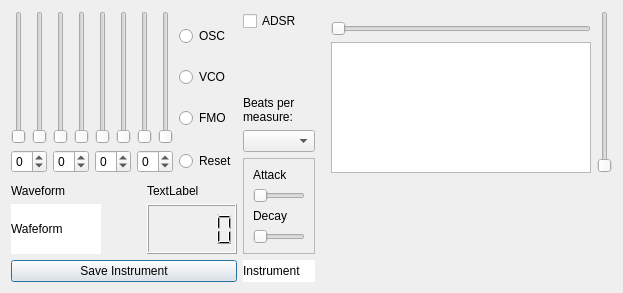
First picture: the form in OceanGUI/spectrum_dialog_class.ui, repository uglasmeyer/ocean, before the edit.
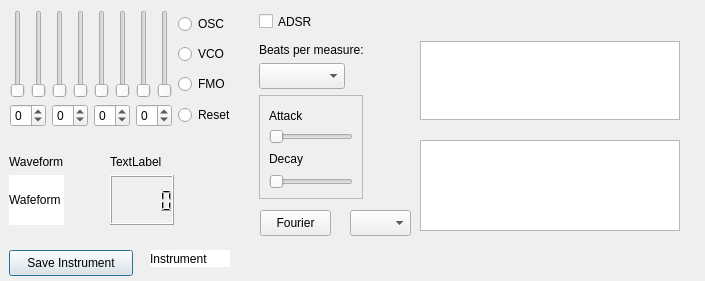
Second picture: the form after the edit.

Patch:
```diff
--- a/OceanGUI/spectrum_dialog_class.ui
+++ b/OceanGUI/spectrum_dialog_class.ui
@@ -6,530 +6,58 @@
    <rect>
     <x>0</x>
     <y>0</y>
-    <width>588</width>
-    <height>293</height>
+    <width>705</width>
+    <height>281</height>
    </rect>
   </property>
-  <property name="palette">
-   <palette>
-    <active>
-     <colorrole role="WindowText">
-      <brush brushstyle="SolidPattern">
-       <color alpha="255">
-        <red>0</red>
-        <green>0</green>
-        <blue>0</blue>
-       </color>
-      </brush>
-     </colorrole>
-     <colorrole role="Button">
-      <brush brushstyle="SolidPattern">
-       <color alpha="255">
-        <red>153</red>
-        <green>193</green>
-        <blue>241</blue>
-       </color>
-      </brush>
-     </colorrole>
-     <colorrole role="Light">
-      <brush brushstyle="SolidPattern">
-       <color alpha="255">
-        <red>255</red>
-        <green>255</green>
-        <blue>255</blue>
-       </color>
-      </brush>
-     </colorrole>
-     <colorrole role="Midlight">
-      <brush brushstyle="SolidPattern">
-       <color alpha="255">
-        <red>204</red>
-        <green>224</green>
-        <blue>248</blue>
-       </color>
-      </brush>
-     </colorrole>
-     <colorrole role="Dark">
-      <brush brushstyle="SolidPattern">
-       <color alpha="255">
-        <red>76</red>
-        <green>96</green>
-        <blue>120</blue>
-       </color>
-      </brush>
-     </colorrole>
-     <colorrole role="Mid">
-      <brush brushstyle="SolidPattern">
-       <color alpha="255">
-        <red>102</red>
-        <green>129</green>
-        <blue>161</blue>
-       </color>
-      </brush>
-     </colorrole>
-     <colorrole role="Text">
-      <brush brushstyle="SolidPattern">
-       <color alpha="255">
-        <red>0</red>
-        <green>0</green>
-        <blue>0</blue>
-       </color>
-      </brush>
-     </colorrole>
-     <colorrole role="BrightText">
-      <brush brushstyle="SolidPattern">
-       <color alpha="255">
-        <red>255</red>
-        <green>255</green>
-        <blue>255</blue>
-       </color>
-      </brush>
-     </colorrole>
-     <colorrole role="ButtonText">
-      <brush brushstyle="SolidPattern">
-       <color alpha="255">
-        <red>0</red>
-        <green>0</green>
-        <blue>0</blue>
-       </color>
-      </brush>
-     </colorrole>
-     <colorrole role="Base">
-      <brush brushstyle="SolidPattern">
-       <color alpha="255">
-        <red>255</red>
-        <green>255</green>
-        <blue>255</blue>
-       </color>
-      </brush>
-     </colorrole>
-     <colorrole role="Window">
-      <brush brushstyle="SolidPattern">
-       <color alpha="255">
-        <red>153</red>
-        <green>193</green>
-        <blue>241</blue>
-       </color>
-      </brush>
-     </colorrole>
-     <colorrole role="Shadow">
-      <brush brushstyle="SolidPattern">
-       <color alpha="255">
-        <red>0</red>
-        <green>0</green>
-        <blue>0</blue>
-       </color>
-      </brush>
-     </colorrole>
-     <colorrole role="AlternateBase">
-      <brush brushstyle="SolidPattern">
-       <color alpha="255">
-        <red>204</red>
-        <green>224</green>
-        <blue>248</blue>
-       </color>
-      </brush>
-     </colorrole>
-     <colorrole role="ToolTipBase">
-      <brush brushstyle="SolidPattern">
-       <color alpha="255">
-        <red>255</red>
-        <green>255</green>
-        <blue>220</blue>
-       </color>
-      </brush>
-     </colorrole>
-     <colorrole role="ToolTipText">
-      <brush brushstyle="SolidPattern">
-       <color alpha="255">
-        <red>0</red>
-        <green>0</green>
-        <blue>0</blue>
-       </color>
-      </brush>
-     </colorrole>
-     <colorrole role="PlaceholderText">
-      <brush brushstyle="SolidPattern">
-       <color alpha="127">
-        <red>0</red>
-        <green>0</green>
-        <blue>0</blue>
-       </color>
-      </brush>
-     </colorrole>
-    </active>
-    <inactive>
-     <colorrole role="WindowText">
-      <brush brushstyle="SolidPattern">
-       <color alpha="255">
-        <red>0</red>
-        <green>0</green>
-        <blue>0</blue>
-       </color>
-      </brush>
-     </colorrole>
-     <colorrole role="Button">
-      <brush brushstyle="SolidPattern">
-       <color alpha="255">
-        <red>239</red>
-        <green>239</green>
-        <blue>239</blue>
-       </color>
-      </brush>
-     </colorrole>
-     <colorrole role="Light">
-      <brush brushstyle="SolidPattern">
-       <color alpha="255">
-        <red>255</red>
-        <green>255</green>
-        <blue>255</blue>
-       </color>
-      </brush>
-     </colorrole>
-     <colorrole role="Midlight">
-      <brush brushstyle="SolidPattern">
-       <color alpha="255">
-        <red>202</red>
-        <green>202</green>
-        <blue>202</blue>
-       </color>
-      </brush>
-     </colorrole>
-     <colorrole role="Dark">
-      <brush brushstyle="SolidPattern">
-       <color alpha="255">
-        <red>159</red>
-        <green>159</green>
-        <blue>159</blue>
-       </color>
-      </brush>
-     </colorrole>
-     <colorrole role="Mid">
-      <brush brushstyle="SolidPattern">
-       <color alpha="255">
-        <red>184</red>
-        <green>184</green>
-        <blue>184</blue>
-       </color>
-      </brush>
-     </colorrole>
-     <colorrole role="Text">
-      <brush brushstyle="SolidPattern">
-       <color alpha="255">
-        <red>0</red>
-        <green>0</green>
-        <blue>0</blue>
-       </color>
-      </brush>
-     </colorrole>
-     <colorrole role="BrightText">
-      <brush brushstyle="SolidPattern">
-       <color alpha="255">
-        <red>255</red>
-        <green>255</green>
-        <blue>255</blue>
-       </color>
-      </brush>
-     </colorrole>
-     <colorrole role="ButtonText">
-      <brush brushstyle="SolidPattern">
-       <color alpha="255">
-        <red>0</red>
-        <green>0</green>
-        <blue>0</blue>
-       </color>
-      </brush>
-     </colorrole>
-     <colorrole role="Base">
-      <brush brushstyle="SolidPattern">
-       <color alpha="255">
-        <red>255</red>
-        <green>255</green>
-        <blue>255</blue>
-       </color>
-      </brush>
-     </colorrole>
-     <colorrole role="Window">
-      <brush brushstyle="SolidPattern">
-       <color alpha="255">
-        <red>239</red>
-        <green>239</green>
-        <blue>239</blue>
-       </color>
-      </brush>
-     </colorrole>
-     <colorrole role="Shadow">
-      <brush brushstyle="SolidPattern">
-       <color alpha="255">
-        <red>118</red>
-        <green>118</green>
-        <blue>118</blue>
-       </color>
-      </brush>
-     </colorrole>
-     <colorrole role="AlternateBase">
-      <brush brushstyle="SolidPattern">
-       <color alpha="255">
-        <red>247</red>
-        <green>247</green>
-        <blue>247</blue>
-       </color>
-      </brush>
-     </colorrole>
-     <colorrole role="ToolTipBase">
-      <brush brushstyle="SolidPattern">
-       <color alpha="255">
-        <red>255</red>
-        <green>255</green>
-        <blue>220</blue>
-       </color>
-      </brush>
-     </colorrole>
-     <colorrole role="ToolTipText">
-      <brush brushstyle="SolidPattern">
-       <color alpha="255">
-        <red>0</red>
-        <green>0</green>
-        <blue>0</blue>
-       </color>
-      </brush>
-     </colorrole>
-     <colorrole role="PlaceholderText">
-      <brush brushstyle="SolidPattern">
-       <color alpha="128">
-        <red>0</red>
-        <green>0</green>
-        <blue>0</blue>
-       </color>
-      </brush>
-     </colorrole>
-    </inactive>
-    <disabled>
-     <colorrole role="WindowText">
-      <brush brushstyle="SolidPattern">
-       <color alpha="255">
-        <red>76</red>
-        <green>96</green>
-        <blue>120</blue>
-       </color>
-      </brush>
-     </colorrole>
-     <colorrole role="Button">
-      <brush brushstyle="SolidPattern">
-       <color alpha="255">
-        <red>153</red>
-        <green>193</green>
-        <blue>241</blue>
-       </color>
-      </brush>
-     </colorrole>
-     <colorrole role="Light">
-      <brush brushstyle="SolidPattern">
-       <color alpha="255">
-        <red>255</red>
-        <green>255</green>
-        <blue>255</blue>
-       </color>
-      </brush>
-     </colorrole>
-     <colorrole role="Midlight">
-      <brush brushstyle="SolidPattern">
-       <color alpha="255">
-        <red>204</red>
-        <green>224</green>
-        <blue>248</blue>
-       </color>
-      </brush>
-     </colorrole>
-     <colorrole role="Dark">
-      <brush brushstyle="SolidPattern">
-       <color alpha="255">
-        <red>76</red>
-        <green>96</green>
-        <blue>120</blue>
-       </color>
-      </brush>
-     </colorrole>
-     <colorrole role="Mid">
-      <brush brushstyle="SolidPattern">
-       <color alpha="255">
-        <red>102</red>
-        <green>129</green>
-        <blue>161</blue>
-       </color>
-      </brush>
-     </colorrole>
-     <colorrole role="Text">
-      <brush brushstyle="SolidPattern">
-       <color alpha="255">
-        <red>76</red>
-        <green>96</green>
-        <blue>120</blue>
-       </color>
-      </brush>
-     </colorrole>
-     <colorrole role="BrightText">
-      <brush brushstyle="SolidPattern">
-       <color alpha="255">
-        <red>255</red>
-        <green>255</green>
-        <blue>255</blue>
-       </color>
-      </brush>
-     </colorrole>
-     <colorrole role="ButtonText">
-      <brush brushstyle="SolidPattern">
-       <color alpha="255">
-        <red>76</red>
-        <green>96</green>
-        <blue>120</blue>
-       </color>
-      </brush>
-     </colorrole>
-     <colorrole role="Base">
-      <brush brushstyle="SolidPattern">
-       <color alpha="255">
-        <red>153</red>
-        <green>193</green>
-        <blue>241</blue>
-       </color>
-      </brush>
-     </colorrole>
-     <colorrole role="Window">
-      <brush brushstyle="SolidPattern">
-       <color alpha="255">
-        <red>153</red>
-        <green>193</green>
-        <blue>241</blue>
-       </color>
-      </brush>
-     </colorrole>
-     <colorrole role="Shadow">
-      <brush brushstyle="SolidPattern">
-       <color alpha="255">
-        <red>177</red>
-        <green>177</green>
-        <blue>177</blue>
-       </color>
-      </brush>
-     </colorrole>
-     <colorrole role="AlternateBase">
-      <brush brushstyle="SolidPattern">
-       <color alpha="255">
-        <red>247</red>
-        <green>247</green>
-        <blue>247</blue>
-       </color>
-      </brush>
-     </colorrole>
-     <colorrole role="ToolTipBase">
-      <brush brushstyle="SolidPattern">
-       <color alpha="255">
-        <red>255</red>
-        <green>255</green>
-        <blue>220</blue>
-       </color>
-      </brush>
-     </colorrole>
-     <colorrole role="ToolTipText">
-      <brush brushstyle="SolidPattern">
-       <color alpha="255">
-        <red>0</red>
-        <green>0</green>
-        <blue>0</blue>
-       </color>
-      </brush>
-     </colorrole>
-     <colorrole role="PlaceholderText">
-      <brush brushstyle="SolidPattern">
-       <color alpha="128">
-        <red>0</red>
-        <green>0</green>
-        <blue>0</blue>
-       </color>
-      </brush>
-     </colorrole>
-    </disabled>
-   </palette>
+  <property name="sizePolicy">
+   <sizepolicy hsizetype="Fixed" vsizetype="Fixed">
+    <horstretch>0</horstretch>
+    <verstretch>0</verstretch>
+   </sizepolicy>
   </property>
   <property name="windowTitle">
    <string>Spectrum</string>
   </property>
-  <layout class="QGridLayout" name="gridLayout_4">
-   <item row="0" column="1" rowspan="2">
-    <layout class="QVBoxLayout" name="verticalLayout_2">
-     <item>
-      <widget class="QCheckBox" name="cb_adsr">
-       <property name="text">
-        <string>ADSR</string>
-       </property>
-      </widget>
-     </item>
-     <item>
-      <widget class="QLabel" name="label_3">
+  <widget class="QPushButton" name="pB_save_spectrum">
+   <property name="geometry">
+    <rect>
+     <x>9</x>
+     <y>250</y>
+     <width>124</width>
+     <height>26</height>
+    </rect>
+   </property>
        <property name="text">
-        <string>Beats per measure:</string>
-       </property>
-       <property name="alignment">
-        <set>Qt::AlignmentFlag::AlignBottom|Qt::AlignmentFlag::AlignLeading|Qt::AlignmentFlag::AlignLeft</set>
-       </property>
-       <property name="wordWrap">
-        <bool>true</bool>
-       </property>
-      </widget>
-     </item>
-     <item>
-      <widget class="QComboBox" name="cb_bps"/>
-     </item>
-     <item>
-      <widget class="QFrame" name="frame_2">
-       <property name="frameShape">
-        <enum>QFrame::Shape::StyledPanel</enum>
-       </property>
-       <property name="frameShadow">
-        <enum>QFrame::Shadow::Raised</enum>
-       </property>
-       <layout class="QVBoxLayout" name="verticalLayout">
-        <item>
-         <widget class="QLabel" name="label_2">
+    <string>Save Instrument</string>
+   </property>
+  </widget>
+  <widget class="QLabel" name="lbl_instrument">
+   <property name="geometry">
+    <rect>
+     <x>150</x>
+     <y>250</y>
+     <width>80</width>
+     <height>17</height>
+    </rect>
+   </property>
+   <property name="styleSheet">
+    <string notr="true">background-color: rgb(255, 255, 255);
+font: 700 11pt &quot;Ubuntu&quot;;</string>
+   </property>
           <property name="text">
-           <string>Attack</string>
-          </property>
-          <property name="alignment">
-           <set>Qt::AlignmentFlag::AlignBottom|Qt::AlignmentFlag::AlignLeading|Qt::AlignmentFlag::AlignLeft</set>
-          </property>
-         </widget>
-        </item>
-        <item>
-         <widget class="QSlider" name="hs_attack">
-          <property name="orientation">
-           <enum>Qt::Orientation::Horizontal</enum>
-          </property>
-         </widget>
-        </item>
-        <item>
-         <widget class="QLabel" name="label_5">
-          <property name="text">
-           <string>Decay</string>
-          </property>
-         </widget>
-        </item>
-        <item>
-         <widget class="QSlider" name="hs_decay">
-          <property name="maximum">
-           <number>100</number>
-          </property>
-          <property name="orientation">
-           <enum>Qt::Orientation::Horizontal</enum>
-          </property>
-         </widget>
-        </item>
-       </layout>
-      </widget>
-     </item>
-    </layout>
-   </item>
-   <item row="1" column="0">
+    <string>Instrument</string>
+   </property>
+  </widget>
+  <widget class="QWidget" name="layoutWidget">
+   <property name="geometry">
+    <rect>
+     <x>9</x>
+     <y>150</y>
+     <width>192</width>
+     <height>99</height>
+    </rect>
+   </property>
     <layout class="QGridLayout" name="gridLayout_2">
      <property name="sizeConstraint">
       <enum>QLayout::SizeConstraint::SetFixedSize</enum>
@@ -1046,63 +574,23 @@
       </widget>
      </item>
     </layout>
-   </item>
-   <item row="2" column="0">
-    <widget class="QPushButton" name="pB_save_spectrum">
-     <property name="text">
-      <string>Save Instrument</string>
-     </property>
-    </widget>
-   </item>
-   <item row="2" column="1">
-    <widget class="QLabel" name="lbl_instrument">
-     <property name="styleSheet">
-      <string notr="true">background-color: rgb(255, 255, 255);
-font: 700 11pt &quot;Ubuntu&quot;;</string>
-     </property>
-     <property name="text">
-      <string>Instrument</string>
-     </property>
-    </widget>
-   </item>
-   <item row="0" column="2">
-    <layout class="QGridLayout" name="gridLayout_5">
-     <property name="sizeConstraint">
-      <enum>QLayout::SizeConstraint::SetFixedSize</enum>
-     </property>
+  </widget>
+  <widget class="QWidget" name="layoutWidget">
+   <property name="geometry">
+    <rect>
+     <x>0</x>
+     <y>0</y>
+     <width>252</width>
+     <height>127</height>
+    </rect>
+   </property>
+   <layout class="QGridLayout" name="DialoggridLayout">
      <property name="leftMargin">
       <number>10</number>
      </property>
      <property name="topMargin">
       <number>10</number>
      </property>
-     <item row="1" column="0">
-      <widget class="QGraphicsView" name="graphicsView">
-       <property name="sizePolicy">
-        <sizepolicy hsizetype="Fixed" vsizetype="Fixed">
-         <horstretch>0</horstretch>
-         <verstretch>0</verstretch>
-        </sizepolicy>
-       </property>
-       <property name="minimumSize">
-        <size>
-         <width>260</width>
-         <height>128</height>
-        </size>
-       </property>
-      </widget>
-     </item>
-     <item row="0" column="0">
-      <widget class="QSlider" name="horizontalSlider">
-       <property name="orientation">
-        <enum>Qt::Orientation::Horizontal</enum>
-       </property>
-      </widget>
-     </item>
-    </layout>
-   </item>
-   <item row="0" column="0">
-    <layout class="QGridLayout" name="gridLayout">
      <item row="1" column="1">
       <widget class="QSpinBox" name="sb_spwf2">
        <property name="wrapping">
@@ -1215,37 +703,6 @@
        </item>
       </layout>
      </item>
-     <item row="0" column="0">
-      <layout class="QHBoxLayout" name="horizontalLayout">
-       <item>
-        <layout class="QHBoxLayout" name="horizontalLayout_2">
-         <item>
-          <widget class="QSlider" name="fS_1">
-           <property name="minimum">
-            <number>0</number>
-           </property>
-           <property name="maximum">
-            <number>50</number>
-           </property>
-           <property name="orientation">
-            <enum>Qt::Orientation::Vertical</enum>
-           </property>
-          </widget>
-         </item>
-         <item>
-          <widget class="QSlider" name="vS_2">
-           <property name="maximum">
-            <number>100</number>
-           </property>
-           <property name="orientation">
-            <enum>Qt::Orientation::Vertical</enum>
-           </property>
-          </widget>
-         </item>
-        </layout>
-       </item>
-      </layout>
-     </item>
      <item row="0" column="4">
       <layout class="QHBoxLayout" name="horizontalLayout_4">
        <item>
@@ -1305,16 +762,202 @@
        </property>
       </widget>
      </item>
-    </layout>
-   </item>
-   <item row="0" column="4">
-    <widget class="QSlider" name="verticalSlider">
+    <item row="0" column="0">
+     <layout class="QHBoxLayout" name="horizontalLayout_2">
+      <item>
+       <widget class="QSlider" name="fS_1">
+        <property name="minimum">
+         <number>0</number>
+        </property>
+        <property name="maximum">
+         <number>50</number>
+        </property>
+        <property name="orientation">
+         <enum>Qt::Orientation::Vertical</enum>
+        </property>
+       </widget>
+      </item>
+      <item>
+       <widget class="QSlider" name="vS_2">
+        <property name="maximum">
+         <number>100</number>
+        </property>
      <property name="orientation">
       <enum>Qt::Orientation::Vertical</enum>
      </property>
     </widget>
    </item>
   </layout>
+    </item>
+   </layout>
+  </widget>
+  <widget class="QLabel" name="label_3">
+   <property name="geometry">
+    <rect>
+     <x>259</x>
+     <y>39</y>
+     <width>129</width>
+     <height>18</height>
+    </rect>
+   </property>
+   <property name="text">
+    <string>Beats per measure:</string>
+   </property>
+   <property name="alignment">
+    <set>Qt::AlignmentFlag::AlignBottom|Qt::AlignmentFlag::AlignLeading|Qt::AlignmentFlag::AlignLeft</set>
+   </property>
+   <property name="wordWrap">
+    <bool>true</bool>
+   </property>
+  </widget>
+  <widget class="QFrame" name="frame_2">
+   <property name="geometry">
+    <rect>
+     <x>259</x>
+     <y>95</y>
+     <width>104</width>
+     <height>104</height>
+    </rect>
+   </property>
+   <property name="frameShape">
+    <enum>QFrame::Shape::StyledPanel</enum>
+   </property>
+   <property name="frameShadow">
+    <enum>QFrame::Shadow::Raised</enum>
+   </property>
+   <layout class="QVBoxLayout" name="verticalLayout">
+    <item>
+     <widget class="QLabel" name="label_2">
+      <property name="text">
+       <string>Attack</string>
+      </property>
+      <property name="alignment">
+       <set>Qt::AlignmentFlag::AlignBottom|Qt::AlignmentFlag::AlignLeading|Qt::AlignmentFlag::AlignLeft</set>
+      </property>
+     </widget>
+    </item>
+    <item>
+     <widget class="QSlider" name="hs_attack">
+      <property name="orientation">
+       <enum>Qt::Orientation::Horizontal</enum>
+      </property>
+     </widget>
+    </item>
+    <item>
+     <widget class="QLabel" name="label_5">
+      <property name="text">
+       <string>Decay</string>
+      </property>
+     </widget>
+    </item>
+    <item>
+     <widget class="QSlider" name="hs_decay">
+      <property name="maximum">
+       <number>100</number>
+      </property>
+      <property name="orientation">
+       <enum>Qt::Orientation::Horizontal</enum>
+      </property>
+     </widget>
+    </item>
+   </layout>
+  </widget>
+  <widget class="QComboBox" name="cb_bps">
+   <property name="geometry">
+    <rect>
+     <x>259</x>
+     <y>63</y>
+     <width>86</width>
+     <height>26</height>
+    </rect>
+   </property>
+  </widget>
+  <widget class="QCheckBox" name="cb_adsr">
+   <property name="geometry">
+    <rect>
+     <x>259</x>
+     <y>10</y>
+     <width>62</width>
+     <height>23</height>
+    </rect>
+   </property>
+   <property name="text">
+    <string>ADSR</string>
+   </property>
+  </widget>
+  <widget class="QGraphicsView" name="fft_dataview">
+   <property name="geometry">
+    <rect>
+     <x>420</x>
+     <y>140</y>
+     <width>260</width>
+     <height>91</height>
+    </rect>
+   </property>
+   <property name="sizePolicy">
+    <sizepolicy hsizetype="Preferred" vsizetype="Preferred">
+     <horstretch>0</horstretch>
+     <verstretch>0</verstretch>
+    </sizepolicy>
+   </property>
+   <property name="minimumSize">
+    <size>
+     <width>260</width>
+     <height>64</height>
+    </size>
+   </property>
+  </widget>
+  <widget class="QGraphicsView" name="adsr_dataview">
+   <property name="geometry">
+    <rect>
+     <x>420</x>
+     <y>41</y>
+     <width>260</width>
+     <height>79</height>
+    </rect>
+   </property>
+   <property name="sizePolicy">
+    <sizepolicy hsizetype="Fixed" vsizetype="Fixed">
+     <horstretch>0</horstretch>
+     <verstretch>0</verstretch>
+    </sizepolicy>
+   </property>
+   <property name="minimumSize">
+    <size>
+     <width>260</width>
+     <height>64</height>
+    </size>
+   </property>
+   <property name="maximumSize">
+    <size>
+     <width>260</width>
+     <height>128</height>
+    </size>
+   </property>
+  </widget>
+  <widget class="QPushButton" name="pB_Fourier">
+   <property name="geometry">
+    <rect>
+     <x>260</x>
+     <y>210</y>
+     <width>71</width>
+     <height>26</height>
+    </rect>
+   </property>
+   <property name="text">
+    <string>Fourier</string>
+   </property>
+  </widget>
+  <widget class="QComboBox" name="cB_resolution">
+   <property name="geometry">
+    <rect>
+     <x>350</x>
+     <y>210</y>
+     <width>61</width>
+     <height>26</height>
+    </rect>
+   </property>
+  </widget>
  </widget>
  <resources/>
  <connections/>
```
Left out of the diff: 64 changed lines with no effect on the pictures. Lines whose indentation alone changed are shown as unchanged.
